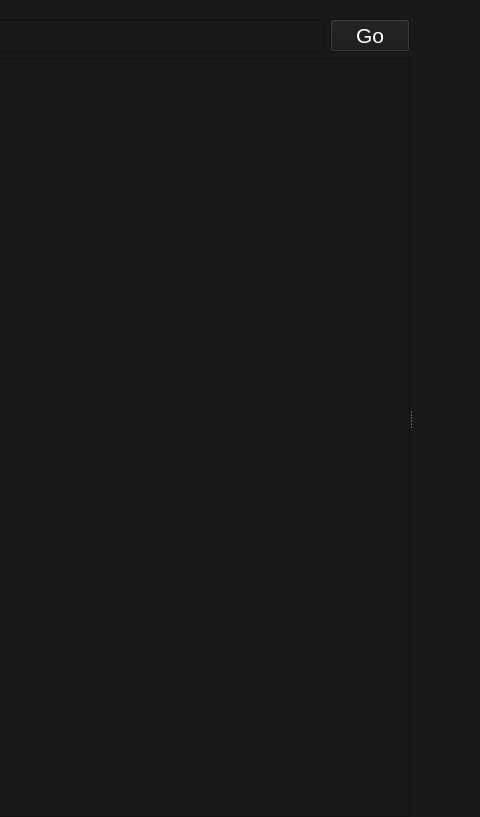
Above: mainwindow.ui from siavash119/qtchan before the change; both pictures show x 767 to 1247 and y 0 to 817 of the 1247 by 817 pixel window. Below: the same form after it.
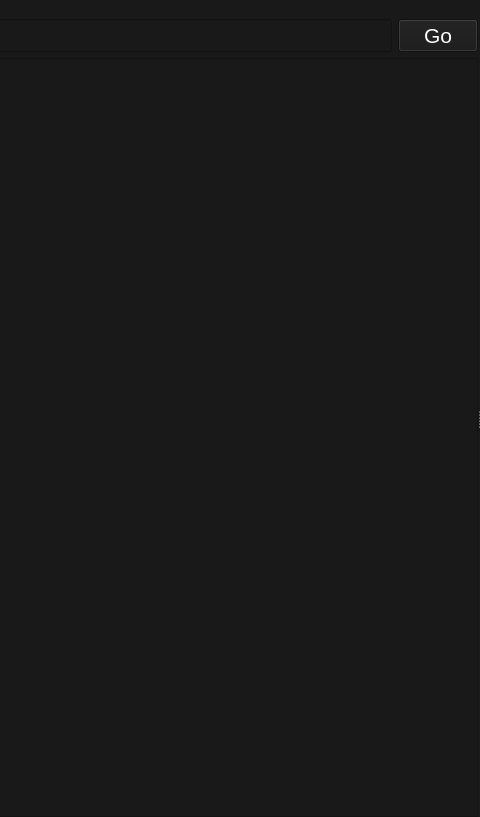
That is the form after the change.

Commit message: simplify widgets' layouts, add navigation keyboard shortcuts, better unseen posts count

What changed in the file:
```diff
--- a/mainwindow.ui
+++ b/mainwindow.ui
@@ -371,83 +371,23 @@
           <property name="headerHidden">
            <bool>true</bool>
           </property>
+          <attribute name="headerDefaultSectionSize">
+           <number>50</number>
+          </attribute>
          </widget>
         </item>
        </layout>
       </widget>
-      <widget class="QScrollArea" name="scrollArea">
+      <widget class="QStackedWidget" name="content">
        <property name="sizePolicy">
         <sizepolicy hsizetype="Expanding" vsizetype="Expanding">
          <horstretch>0</horstretch>
          <verstretch>0</verstretch>
         </sizepolicy>
        </property>
-       <property name="frameShape">
-        <enum>QFrame::NoFrame</enum>
-       </property>
        <property name="lineWidth">
         <number>0</number>
        </property>
-       <property name="sizeAdjustPolicy">
-        <enum>QAbstractScrollArea::AdjustToContentsOnFirstShow</enum>
-       </property>
-       <property name="widgetResizable">
-        <bool>true</bool>
-       </property>
-       <property name="alignment">
-        <set>Qt::AlignLeading|Qt::AlignLeft|Qt::AlignTop</set>
-       </property>
-       <widget class="QWidget" name="scrollAreaWidgetContents">
-        <property name="geometry">
-         <rect>
-          <x>0</x>
-          <y>0</y>
-          <width>68</width>
-          <height>798</height>
-         </rect>
-        </property>
-        <property name="sizePolicy">
-         <sizepolicy hsizetype="MinimumExpanding" vsizetype="MinimumExpanding">
-          <horstretch>1</horstretch>
-          <verstretch>1</verstretch>
-         </sizepolicy>
-        </property>
-        <property name="font">
-         <font>
-          <pointsize>16</pointsize>
-         </font>
-        </property>
-        <layout class="QVBoxLayout" name="verticalLayout_3" stretch="0">
-         <property name="spacing">
-          <number>0</number>
-         </property>
-         <property name="sizeConstraint">
-          <enum>QLayout::SetMinimumSize</enum>
-         </property>
-         <property name="leftMargin">
-          <number>0</number>
-         </property>
-         <property name="topMargin">
-          <number>0</number>
-         </property>
-         <property name="rightMargin">
-          <number>0</number>
-         </property>
-         <property name="bottomMargin">
-          <number>0</number>
-         </property>
-         <item>
-          <widget class="QStackedWidget" name="stackedWidget">
-           <property name="sizePolicy">
-            <sizepolicy hsizetype="Expanding" vsizetype="Expanding">
-             <horstretch>0</horstretch>
-             <verstretch>0</verstretch>
-            </sizepolicy>
-           </property>
-          </widget>
-         </item>
-        </layout>
-       </widget>
       </widget>
      </widget>
     </item>
```
The commit also changes 14 other files.
